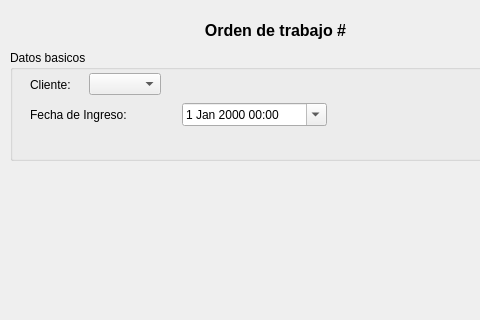
This is trunk/plugins/ordentrabajo/formordentrabajobase.ui in chungote/gestotux as Qt 5 draws it before an edit; both pictures show x 0 to 480 and y 0 to 320 of the 841 by 476 pixel window. The edited form follows.
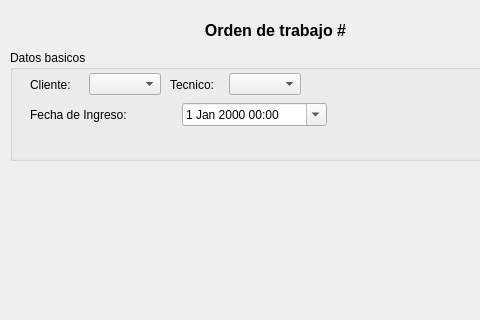
This is the edited form. Custom widgets are drawn as their Qt base class.

The edit to the form file:
```diff
--- a/trunk/plugins/ordentrabajo/formordentrabajobase.ui
+++ b/trunk/plugins/ordentrabajo/formordentrabajobase.ui
@@ -95,6 +95,28 @@
      </item>
     </layout>
    </widget>
+   <widget class="QWidget" name="layoutWidget_2">
+    <property name="geometry">
+     <rect>
+      <x>160</x>
+      <y>20</y>
+      <width>131</width>
+      <height>29</height>
+     </rect>
+    </property>
+    <layout class="QHBoxLayout" name="horizontalLayout_3">
+     <item>
+      <widget class="QLabel" name="LTecnico">
+       <property name="text">
+        <string>Tecnico:</string>
+       </property>
+      </widget>
+     </item>
+     <item>
+      <widget class="ECBTecnicos" name="CBTecnico"/>
+     </item>
+    </layout>
+   </widget>
   </widget>
  </widget>
  <customwidgets>
@@ -103,6 +125,11 @@
    <extends>QComboBox</extends>
    <header>ecbclientes.h</header>
   </customwidget>
+  <customwidget>
+   <class>ECBTecnicos</class>
+   <extends>QComboBox</extends>
+   <header>ecbtecnicos.h</header>
+  </customwidget>
  </customwidgets>
  <resources/>
  <connections/>
```
